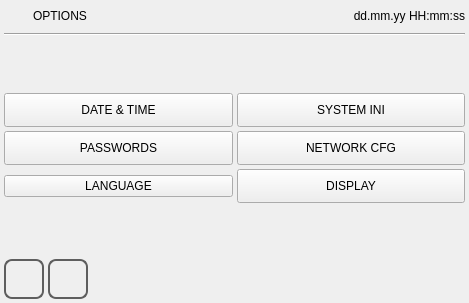
Above: qt_library/ATCMsystem/options.ui from MECTsrl/mect_plugins before the change. Below: the same form after it.
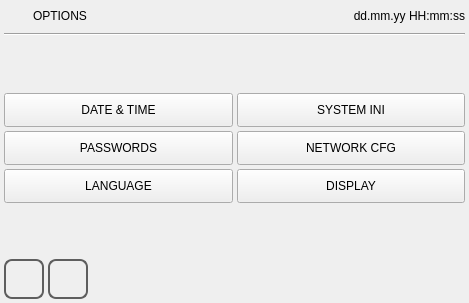
That is the form after the change. Icons and pictures are not drawn.

Commit message: Feature #1270 Verifica interazione tra nuovo hmi.qss e pagine di libreria (info options)

Patch:
```diff
--- a/qt_library/ATCMsystem/options.ui
+++ b/qt_library/ATCMsystem/options.ui
@@ -29,7 +29,20 @@
    <string notr="true">QPushButton
 {
 	font: 18pt &quot;DejaVu Sans Mono&quot;;
-}</string>
+	qproperty-focusPolicy: NoFocus;
+}
+QPushButton:pressed	{
+	border: 2px solid  rgb(194, 194, 194);
+	color: rgb(70,70,80);
+	background-color:  rgb(255, 255, 127);
+}
+QPushButton#pushButtonBack, 
+QPushButton#pushButtonHome	{
+	border: 2px solid  rgb(94, 94, 94);
+	border-radius: 8px;
+	qproperty-iconSize: 24px 24px;
+}
+</string>
   </property>
   <layout class="QVBoxLayout" name="verticalLayout">
    <property name="spacing">
@@ -220,6 +233,12 @@
      </item>
      <item row="2" column="0">
       <widget class="QPushButton" name="pushButtonLanguage">
+       <property name="minimumSize">
+        <size>
+         <width>0</width>
+         <height>34</height>
+        </size>
+       </property>
        <property name="focusPolicy">
         <enum>Qt::NoFocus</enum>
        </property>
```
Left out of the diff: 30 changed lines with no effect on the pictures. The commit also changes 1 other file.
